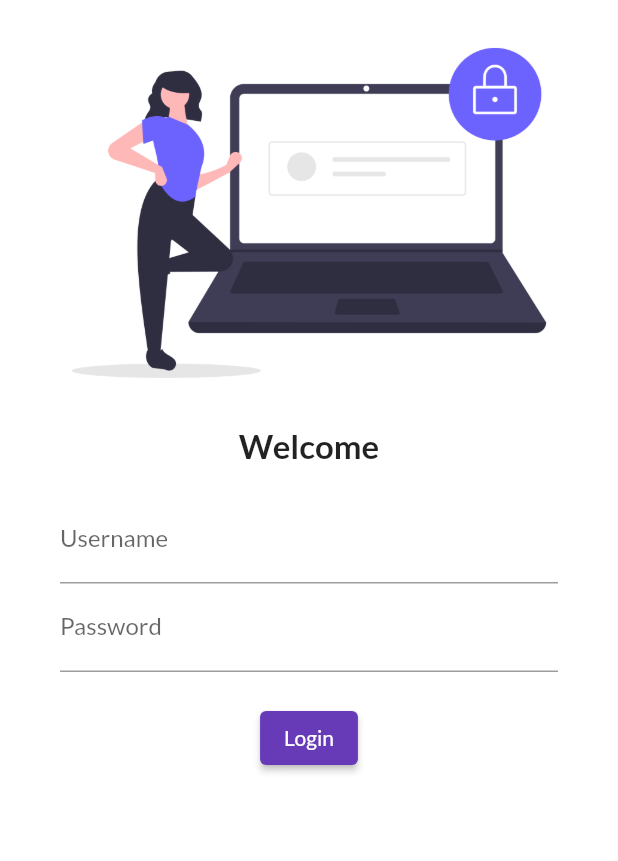
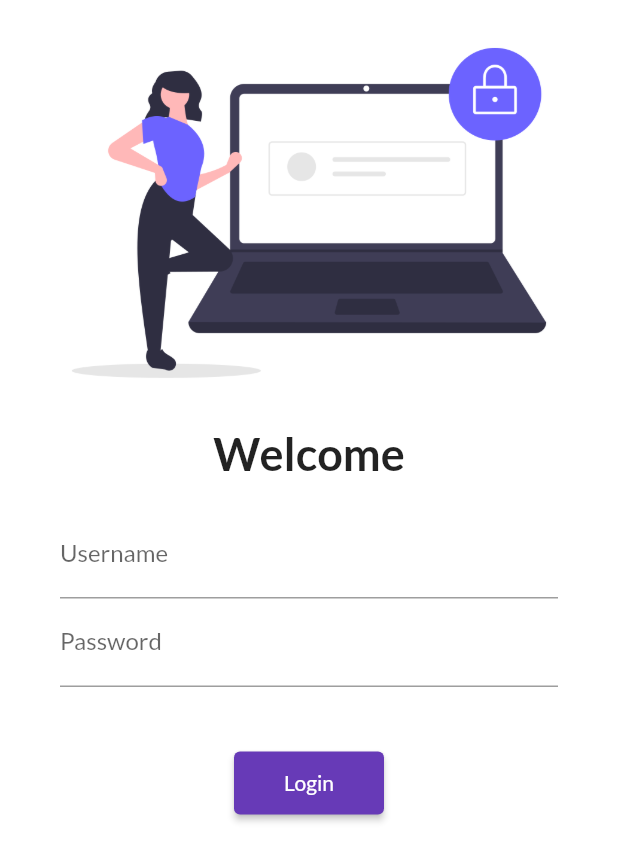
Before and after one commit to Mayankagarwal007/flutter-, a Flutter app: the screen it shows after launch, on a phone screen of 412 x 824 dp. Shown: the top 861 px of the screen. Run offline on Flutter 3.47's test engine with Material 2 defaults, Android fonts, the phone set to English and light mode, and no system bars; our stand-ins replace google_fonts.

Commit message:
6th commit

```diff
--- a/lib/main.dart
+++ b/lib/main.dart
@@ -1,5 +1,6 @@
 import 'package:app1/pages/home_page.dart';
 import 'package:app1/pages/login_page.dart';
+import 'package:app1/utils/routes.dart';
 import 'package:flutter/material.dart';
 import 'package:google_fonts/google_fonts.dart';
 
@@ -23,8 +24,8 @@ class MyApp extends StatelessWidget {
       ),
       routes: {
         "/": (context) => LoginPage(),
-        "/home": (context) => HomePage(),
-        "/Login": (context) => LoginPage()
+        MyRoutes.HomeRoute: (context) => HomePage(),
+        MyRoutes.LoginRoute: (context) => LoginPage()
       },
     );
   }
--- a/lib/pages/login_page.dart
+++ b/lib/pages/login_page.dart
@@ -1,3 +1,4 @@
+import 'package:app1/utils/routes.dart';
 import 'package:flutter/material.dart';
 
 class LoginPage extends StatelessWidget {
@@ -5,6 +6,7 @@ class LoginPage extends StatelessWidget {
   Widget build(BuildContext context) {
     return Material(
       color: Colors.white,
+      child: SingleChildScrollView(
         child: Column(
           children: [
             Image.asset(
@@ -14,7 +16,7 @@ class LoginPage extends StatelessWidget {
             Text(
               "Welcome",
               style: TextStyle(
-              fontSize: 22,
+                fontSize: 30,
                 fontWeight: FontWeight.bold,
               ),
             ),
@@ -36,13 +38,13 @@ class LoginPage extends StatelessWidget {
                     ),
                   ),
                   SizedBox(
-                  height: 20.0,
+                    height: 40.0,
                   ),
                   ElevatedButton(
                     child: Text("Login"),
-                  style: TextButton.styleFrom(),
+                    style: TextButton.styleFrom(minimumSize: Size(100, 42)),
                     onPressed: () {
-                    print("hi mayank");
+                      Navigator.pushNamed(context, MyRoutes.HomeRoute);
                     },
                   )
                 ],
@@ -50,6 +52,7 @@ class LoginPage extends StatelessWidget {
             ),
           ],
         ),
+      ),
     );
   }
 }
--- /dev/null
+++ b/lib/utils/routes.dart
@@ -0,0 +1,4 @@
+class MyRoutes {
+  static String LoginRoute = "/login";
+  static String HomeRoute = "/home";
+}
```
Lines whose indentation alone changed are shown as unchanged.
